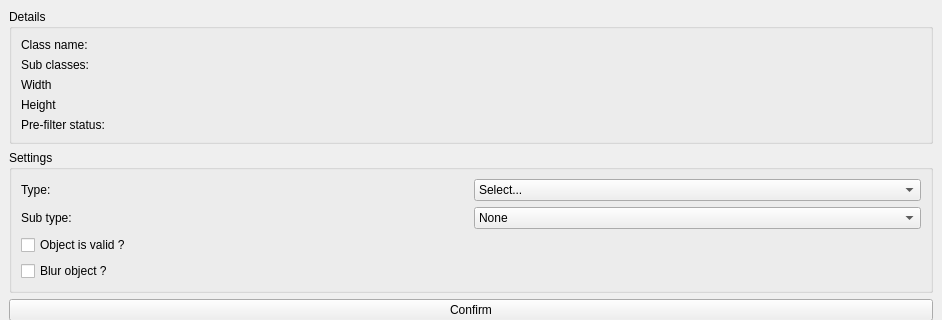
Before: the Qt Designer form ui/editview.ui in 3d4pi/yafdb-validator, drawn with Qt 5; both pictures show x 0 to 942 and y 0 to 320 of the 942 by 497 pixel window.
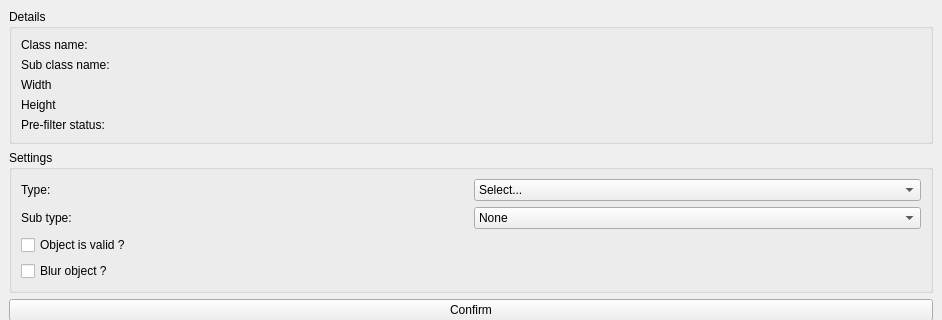
After: the same form once the commit is applied. Icons and pictures are not drawn.

Commit message: Sub type bugfix

Diff of the .ui file:
```diff
--- a/ui/editview.ui
+++ b/ui/editview.ui
@@ -50,7 +50,7 @@
          <item row="1" column="0">
           <widget class="QLabel" name="subClassLabel">
            <property name="text">
-            <string>Sub classes: </string>
+            <string>Sub class name: </string>
            </property>
           </widget>
          </item>
```
Left out of the diff: 2 changed lines with no effect on the pictures. The commit also changes 2 other files.
